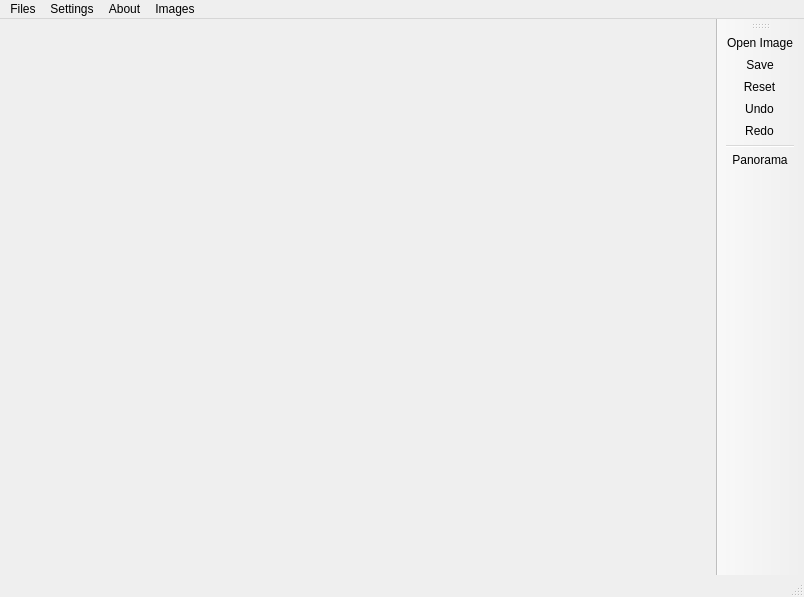
arcreane/multimedia-equipe_007, file QTApplication/mainwindow.ui: the form before one commit.
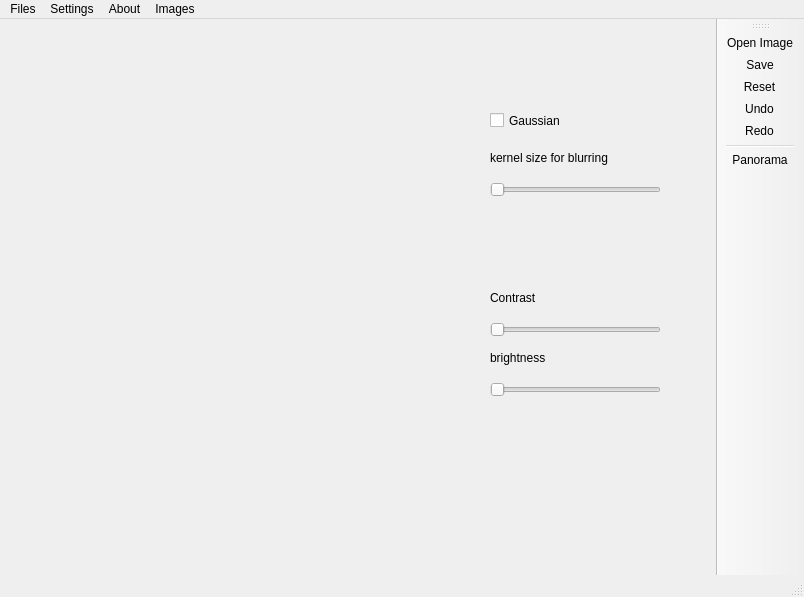
The form after the commit.

```diff
--- a/QTApplication/mainwindow.ui
+++ b/QTApplication/mainwindow.ui
@@ -27,6 +27,127 @@
      </rect>
     </property>
    </widget>
+   <widget class="QWidget" name="containerWidget" native="true">
+    <property name="geometry">
+     <rect>
+      <x>470</x>
+      <y>10</y>
+      <width>211</width>
+      <height>471</height>
+     </rect>
+    </property>
+    <widget class="QWidget" name="contrastWidget" native="true">
+     <property name="geometry">
+      <rect>
+       <x>10</x>
+       <y>240</y>
+       <width>191</width>
+       <height>141</height>
+      </rect>
+     </property>
+     <widget class="QLabel" name="label_3">
+      <property name="geometry">
+       <rect>
+        <x>10</x>
+        <y>20</y>
+        <width>181</width>
+        <height>17</height>
+       </rect>
+      </property>
+      <property name="text">
+       <string>Contrast</string>
+      </property>
+     </widget>
+     <widget class="QSlider" name="slider_contrast">
+      <property name="geometry">
+       <rect>
+        <x>10</x>
+        <y>50</y>
+        <width>171</width>
+        <height>21</height>
+       </rect>
+      </property>
+      <property name="orientation">
+       <enum>Qt::Horizontal</enum>
+      </property>
+     </widget>
+     <widget class="QLabel" name="label_4">
+      <property name="geometry">
+       <rect>
+        <x>10</x>
+        <y>80</y>
+        <width>181</width>
+        <height>17</height>
+       </rect>
+      </property>
+      <property name="text">
+       <string>brightness</string>
+      </property>
+     </widget>
+     <widget class="QSlider" name="slider_brightness">
+      <property name="geometry">
+       <rect>
+        <x>10</x>
+        <y>110</y>
+        <width>171</width>
+        <height>21</height>
+       </rect>
+      </property>
+      <property name="orientation">
+       <enum>Qt::Horizontal</enum>
+      </property>
+     </widget>
+    </widget>
+    <widget class="QWidget" name="blurWidget" native="true">
+     <property name="geometry">
+      <rect>
+       <x>10</x>
+       <y>80</y>
+       <width>191</width>
+       <height>141</height>
+      </rect>
+     </property>
+     <widget class="QLabel" name="label">
+      <property name="geometry">
+       <rect>
+        <x>10</x>
+        <y>40</y>
+        <width>181</width>
+        <height>17</height>
+       </rect>
+      </property>
+      <property name="text">
+       <string>kernel size for blurring</string>
+      </property>
+     </widget>
+     <widget class="QSlider" name="slider">
+      <property name="geometry">
+       <rect>
+        <x>10</x>
+        <y>70</y>
+        <width>171</width>
+        <height>21</height>
+       </rect>
+      </property>
+      <property name="orientation">
+       <enum>Qt::Horizontal</enum>
+      </property>
+     </widget>
+     <widget class="QCheckBox" name="gaussianBox">
+      <property name="geometry">
+       <rect>
+        <x>10</x>
+        <y>0</y>
+        <width>92</width>
+        <height>23</height>
+       </rect>
+      </property>
+      <property name="text">
+       <string>Gaussian</string>
+      </property>
+     </widget>
+    </widget>
+   </widget>
   </widget>
   <widget class="QMenuBar" name="menubar">
    <property name="geometry">
```
Left out of the diff: 6 changed lines with no effect on the pictures.
